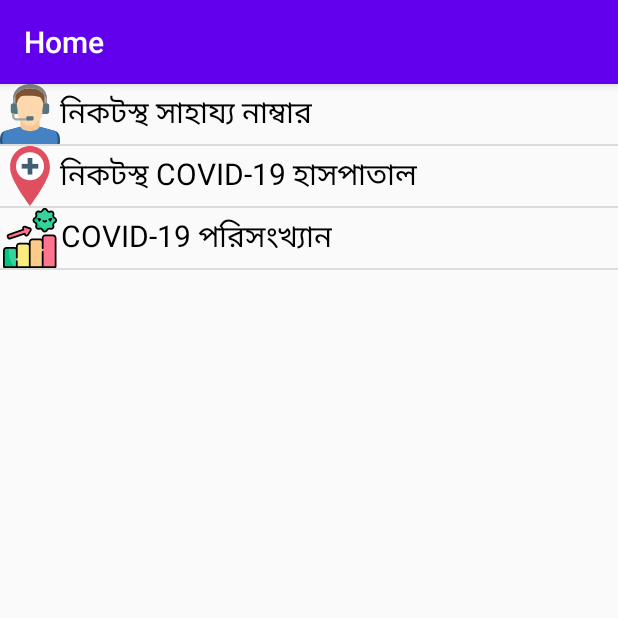
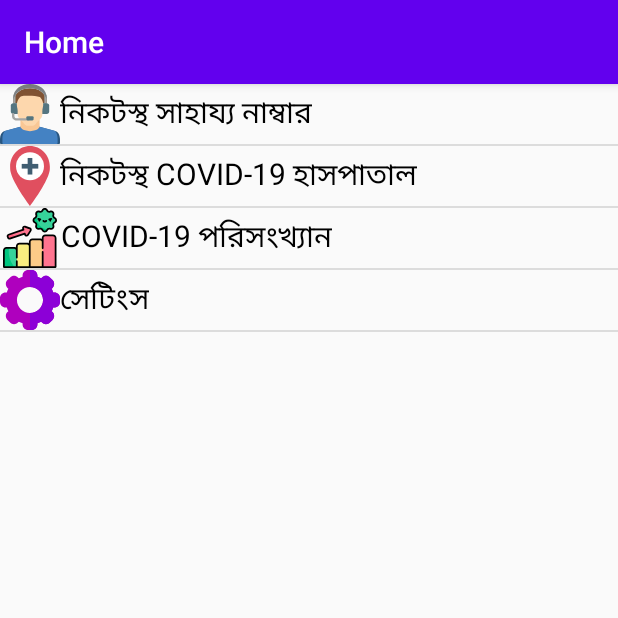
Before and after one commit to swesust/covid-19-help-support-bd, an Android app: the HomeActivity screen opened directly, with no data from a screen before it, on a phone screen of 412 x 824 dp, the top half of it. Run offline under Robolectric (Android 15) with nearby library versions, the light colour scheme and no system bars.

Commit message:
added statistics webview activity and settings activity
user language preference bug fixed on home activity

```diff
--- a/Covid19Shahajjo/app/build.gradle
+++ b/Covid19Shahajjo/app/build.gradle
@@ -11,6 +11,7 @@ android {
         targetSdkVersion 29
         versionCode 1
         versionName "1.0"
+        multiDexEnabled true
 
         testInstrumentationRunner "androidx.test.runner.AndroidJUnitRunner"
     }
@@ -23,7 +24,6 @@ android {
     }
 
 }
-
 
 
 dependencies {
--- a/Covid19Shahajjo/app/src/main/AndroidManifest.xml
+++ b/Covid19Shahajjo/app/src/main/AndroidManifest.xml
@@ -1,6 +1,8 @@
 <?xml version="1.0" encoding="utf-8"?>
 <manifest xmlns:android="http://schemas.android.com/apk/res/android"
     package="com.example.covid19shahajjo">
+
+    <uses-permission android:name="android.permission.INTERNET" />
 
     <application
         android:allowBackup="true"
@@ -9,9 +11,11 @@
         android:roundIcon="@mipmap/ic_launcher_round"
         android:supportsRtl="true"
         android:theme="@style/AppTheme">
+        <activity android:name=".activities.StatisticsActivity"></activity>
         <activity android:name=".activities.HomeActivity">
             <intent-filter>
                 <action android:name="android.intent.action.MAIN" />
+
                 <category android:name="android.intent.category.LAUNCHER" />
             </intent-filter>
         </activity>
--- a/Covid19Shahajjo/app/src/main/java/com/example/covid19shahajjo/activities/HomeActivity.java
+++ b/Covid19Shahajjo/app/src/main/java/com/example/covid19shahajjo/activities/HomeActivity.java
@@ -20,6 +20,11 @@ public class HomeActivity extends AppCompatActivity implements AdapterView.OnIte
     private Enums.Language userLang;
     private HomeMenuAdapter adapter;
 
+    private final int CONTACT_SUPPORT_POSITION = 0;
+    private final int HEALTH_CENTER_POSITION = 1;
+    private final int STATISTICS_POSITION = 2;
+    private final int SETTINGS_POSITION = 3;
+
     @Override
     protected void onCreate(Bundle savedInstanceState) {
         super.onCreate(savedInstanceState);
@@ -36,7 +41,7 @@ public class HomeActivity extends AppCompatActivity implements AdapterView.OnIte
             startActivity(intent);
         }
         else{
-            language = language;
+            userLang = language;
         }
     }
 
@@ -64,6 +69,14 @@ public class HomeActivity extends AppCompatActivity implements AdapterView.OnIte
     }
 
     private void intentOnClickAction(int position){
-
+        Intent intent;
+        if(position == STATISTICS_POSITION){
+            intent = new Intent(this, StatisticsActivity.class);
+            startActivity(intent);
+        }
+        else if(position == SETTINGS_POSITION){
+            intent = new Intent(this, SettingsActivity.class);
+            startActivity(intent);
+        }
     }
 }
--- a/Covid19Shahajjo/app/src/main/java/com/example/covid19shahajjo/adapters/HomeMenuAdapter.java
+++ b/Covid19Shahajjo/app/src/main/java/com/example/covid19shahajjo/adapters/HomeMenuAdapter.java
@@ -63,6 +63,7 @@ public class HomeMenuAdapter extends ArrayAdapter<String> {
             case 0: return R.drawable.ic_help_contact;
             case 1: return R.drawable.ic_hospital;
             case 2: return R.drawable.ic_statistics;
+            case 3: return R.drawable.ic_settings;
             default: return -1;
         }
     }
--- /dev/null
+++ b/Covid19Shahajjo/app/src/main/res/drawable/ic_settings.xml
@@ -0,0 +1,5 @@
+<vector android:height="100dp" android:viewportHeight="512"
+    android:viewportWidth="512" android:width="100dp" xmlns:android="http://schemas.android.com/apk/res/android">
+    <path android:fillColor="#af00be" android:pathData="m464.866,192.8h-10.87c-3.531,-11.05 -7.986,-21.784 -13.323,-32.097l7.698,-7.698c18.665,-18.645 18.165,-48.525 0.006,-66.665l-22.711,-22.71c-18.129,-18.153 -48.015,-18.679 -66.665,-0.007l-7.704,7.704c-10.313,-5.336 -21.048,-9.792 -32.097,-13.323v-10.871c0,-25.989 -21.144,-47.133 -47.134,-47.133h-32.133c-25.989,0 -47.133,21.144 -47.133,47.133v10.871c-11.049,3.53 -21.784,7.986 -32.097,13.323l-7.697,-7.697c-18.613,-18.635 -48.498,-18.198 -66.664,-0.006l-22.713,22.711c-18.152,18.132 -18.677,48.014 -0.006,66.665l7.704,7.704c-5.337,10.313 -9.792,21.046 -13.323,32.097h-10.87c-25.989,-0.001 -47.134,21.143 -47.134,47.132v32.134c0,25.989 21.145,47.133 47.134,47.133h10.87c3.531,11.05 7.986,21.784 13.323,32.097l-7.698,7.698c-18.665,18.645 -18.165,48.525 -0.006,66.665l22.711,22.71c18.129,18.153 48.015,18.679 66.665,0.007l7.704,-7.704c10.313,5.336 21.048,9.792 32.097,13.323v10.871c0,25.989 21.145,47.133 47.134,47.133h32.133c25.989,0 47.134,-21.144 47.134,-47.133v-10.871c11.049,-3.53 21.784,-7.986 32.097,-13.323l7.697,7.697c18.613,18.635 48.497,18.198 66.664,0.006l22.713,-22.712c18.152,-18.132 18.677,-48.014 0.006,-66.665l-7.704,-7.704c5.337,-10.313 9.792,-21.046 13.323,-32.097h10.87c25.989,0 47.134,-21.144 47.134,-47.133v-32.134c-0.001,-25.987 -21.146,-47.131 -47.135,-47.131zM256,367.4c-61.427,0 -111.4,-49.974 -111.4,-111.4s49.973,-111.4 111.4,-111.4 111.4,49.974 111.4,111.4 -49.973,111.4 -111.4,111.4z"/>
+    <path android:fillColor="#8c00d7" android:pathData="m464.866,192.8h-10.87c-3.531,-11.05 -7.986,-21.784 -13.323,-32.097l7.698,-7.698c18.665,-18.645 18.165,-48.525 0.006,-66.665l-22.711,-22.71c-18.129,-18.153 -48.015,-18.679 -66.665,-0.007l-7.704,7.704c-10.313,-5.336 -21.048,-9.792 -32.097,-13.323v-10.871c0,-25.989 -21.144,-47.133 -47.134,-47.133h-16.066v144.6c61.427,0 111.4,49.974 111.4,111.4s-49.973,111.4 -111.4,111.4v144.6h16.066c25.989,0 47.134,-21.144 47.134,-47.133v-10.871c11.049,-3.53 21.784,-7.986 32.097,-13.323l7.697,7.697c18.613,18.635 48.498,18.198 66.664,0.006l22.713,-22.712c18.152,-18.132 18.677,-48.014 0.006,-66.665l-7.704,-7.704c5.337,-10.313 9.792,-21.046 13.323,-32.097h10.87c25.989,0 47.134,-21.144 47.134,-47.133v-32.134c0,-25.987 -21.145,-47.131 -47.134,-47.131z"/>
+</vector>
--- a/Covid19Shahajjo/app/src/main/res/layout/activity_settings.xml
+++ b/Covid19Shahajjo/app/src/main/res/layout/activity_settings.xml
@@ -18,6 +18,7 @@
         android:textAlignment="center" />
 
     <RadioGroup
+        android:id="@+id/settings_lang_group"
         android:layout_width="match_parent"
         android:layout_height="wrap_content" >
 
@@ -26,8 +27,8 @@
             android:layout_gravity="center"
             android:layout_width="wrap_content"
             android:layout_height="wrap_content"
-            android:onClick="onLanguageSelect"
             android:textSize="18dp"
+            android:checked="true"
             android:layout_marginTop="10dp"
             android:text="বাংলা" />
 
@@ -36,7 +37,6 @@
             android:layout_gravity="center"
             android:layout_width="wrap_content"
             android:layout_height="wrap_content"
-            android:onClick="onLanguageSelect"
             android:textSize="18dp"
             android:layout_marginTop="10dp"
             android:text="English" />
--- a/Covid19Shahajjo/app/src/main/res/values/strings.xml
+++ b/Covid19Shahajjo/app/src/main/res/values/strings.xml
@@ -6,11 +6,13 @@
         <item>নিকটস্থ সাহায্য নাম্বার</item>
         <item>নিকটস্থ COVID-19 হাসপাতাল</item>
         <item>COVID-19 পরিসংখ্যান</item>
+        <item>সেটিংস</item>
     </string-array>
 
     <string-array name="menu_en">
         <item>Nearest Contact Support</item>
         <item>Nearest COVID-19 Health Center</item>
         <item>COVID-19 Statistics</item>
+        <item>Settings</item>
     </string-array>
 </resources>
```
Also changed, not shown: Covid19Shahajjo/app/src/main/java/com/example/covid19shahajjo/activities/SettingsActivity.java (+28 -12 lines), Covid19Shahajjo/app/src/main/java/com/example/covid19shahajjo/activities/StatisticsActivity.java (added, +44 -0 lines), Covid19Shahajjo/app/src/main/java/com/example/covid19shahajjo/utils/AppWebViewClient.java (added, +26 -0 lines), Covid19Shahajjo/app/src/main/res/layout/activity_statistics.xml (added, +16 -0 lines).
